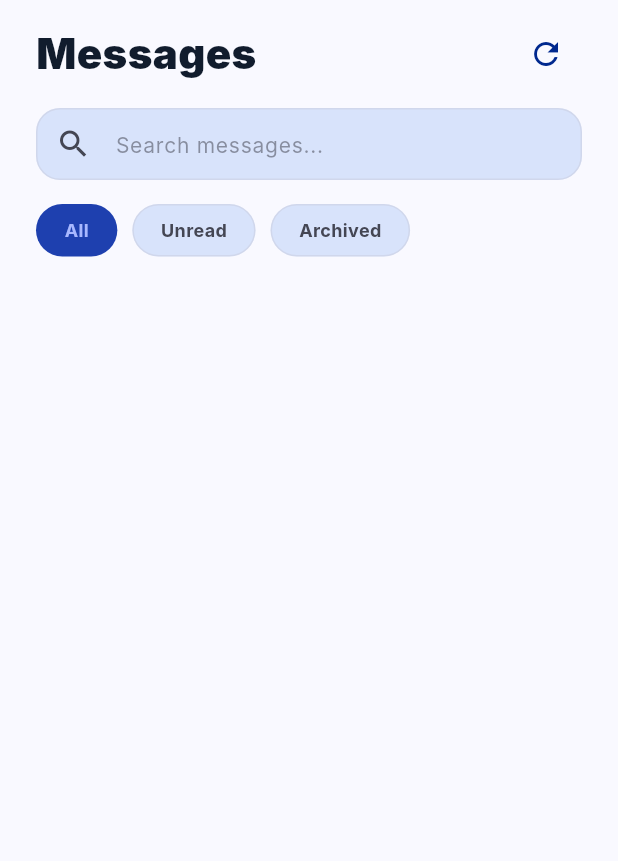
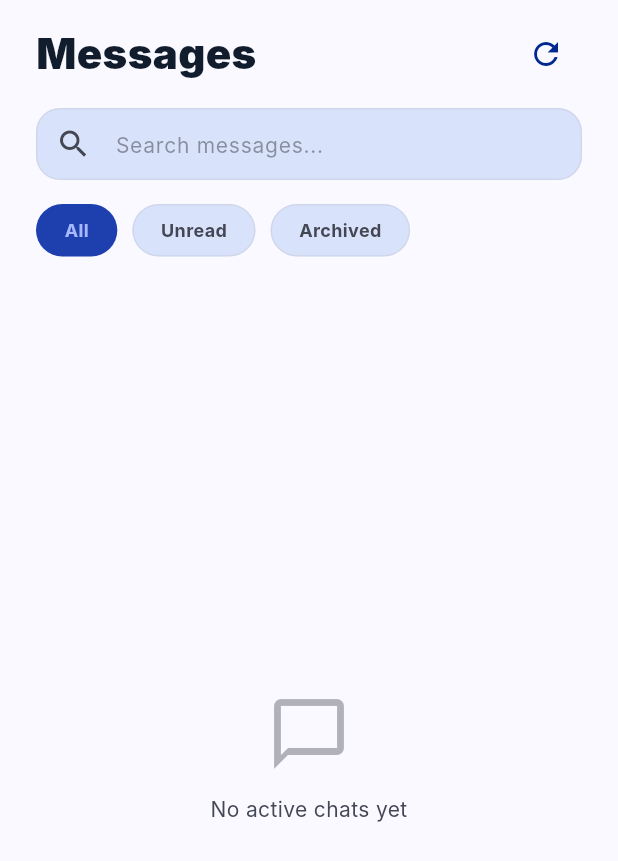
Before and after one commit to Bereket-dev/1market, a Flutter app: the MessagesScreen screen opened directly, on a phone screen of 412 x 824 dp. Shown: the top 861 px of the screen. Run offline on Flutter 3.47's test engine with Material 3 defaults, Android fonts, the phone set to English and light mode, and no system bars; our stand-ins replace cached_network_image, connectivity_plus, file_picker, flutter_cache_manager, flutter_dotenv, google_generative_ai and 6 more; accounts and stored records are empty; Roboto replaces fonts that are missing (Inter).

Commit message:
feat: add messages filtering and no result message

```diff
--- a/lib/features/chat/presentation/screens/messages_screen.dart
+++ b/lib/features/chat/presentation/screens/messages_screen.dart
@@ -1,31 +1,83 @@
 import 'package:cached_network_image/cached_network_image.dart';
 import 'package:flutter/material.dart';
 import '../../../../core/router/routes.dart';
+import '../../../../shared/models/chat.dart';
 import '../../../../shared/services/app_state.dart';
 import '../../../../shared/widgets/cached_image_widget.dart';
 
-class MessagesScreen extends StatelessWidget {
+enum _Filter { all, unread, archived }
+
+class MessagesScreen extends StatefulWidget {
   const MessagesScreen({super.key});
+
+  @override
+  State<MessagesScreen> createState() => _MessagesScreenState();
+}
+
+class _MessagesScreenState extends State<MessagesScreen> {
+  final TextEditingController _searchController = TextEditingController();
+  String _searchQuery = '';
+  _Filter _activeFilter = _Filter.all;
+
+  @override
+  void dispose() {
+    _searchController.dispose();
+    super.dispose();
+  }
+
+  List<ChatSession> _filtered(List<ChatSession> sessions) {
+    var result = sessions;
+
+    // Apply filter chip
+    switch (_activeFilter) {
+      case _Filter.unread:
+        result = result.where((s) => s.unreadCount > 0).toList();
+      case _Filter.archived:
+        // No archive flag on ChatSession yet — show empty with a hint.
+        result = [];
+      case _Filter.all:
+        break;
+    }
+
+    // Apply search query
+    if (_searchQuery.isNotEmpty) {
+      final q = _searchQuery.toLowerCase();
+      result = result.where((s) {
+        return s.partnerName.toLowerCase().contains(q) ||
+            s.listingTitle.toLowerCase().contains(q) ||
+            (s.messages.lastOrNull?.text.toLowerCase().contains(q) ??
+                false);
+      }).toList();
+    }
+
+    return result;
+  }
 
   @override
   Widget build(BuildContext context) {
     final state = KoolanAppStateScope.of(context);
     final cs = Theme.of(context).colorScheme;
-    final sessions = state.chatSessions;
+    final filtered = _filtered(state.chatSessions);
 
     return Scaffold(
-      body: Column(crossAxisAlignment: CrossAxisAlignment.start, children: [
-        // ── Header ──────────────────────────────────────────────────────────
+      body: Column(
+        crossAxisAlignment: CrossAxisAlignment.start,
+        children: [
+          // ── Header ────────────────────────────────────────────────────
           Padding(
-          padding: const EdgeInsets.symmetric(horizontal: 24, vertical: 12),
+            padding:
+                const EdgeInsets.symmetric(horizontal: 24, vertical: 12),
             child: Row(
               mainAxisAlignment: MainAxisAlignment.spaceBetween,
               children: [
-              Text(state.s.messagesTitle,
+                Text(
+                  state.s.messagesTitle,
                   style: TextStyle(
                     fontSize: 28,
                     fontWeight: FontWeight.w900,
-                      color: cs.onSurface)),
+                    color: cs.onSurface,
+                  ),
+                ),
                 IconButton(
                   icon: Icon(Icons.refresh, color: cs.primary),
                   onPressed: () => ScaffoldMessenger.of(context)
@@ -36,7 +88,7 @@ class MessagesScreen extends StatelessWidget {
             ),
           ),
 
-        // ── Search bar ───────────────────────────────────────────────────────
+          // ── Search bar ─────────────────────────────────────────────────
           Padding(
             padding: const EdgeInsets.symmetric(horizontal: 24),
             child: Container(
@@ -48,6 +100,8 @@ class MessagesScreen extends StatelessWidget {
                     color: cs.outlineVariant.withValues(alpha: 0.4)),
               ),
               child: TextField(
+                controller: _searchController,
+                onChanged: (v) => setState(() => _searchQuery = v),
                 style: TextStyle(fontSize: 14, color: cs.onSurface),
                 decoration: InputDecoration(
                   hintText: state.s.messagesSearchHint,
@@ -55,6 +109,16 @@ class MessagesScreen extends StatelessWidget {
                       color: cs.onSurfaceVariant.withValues(alpha: 0.55)),
                   prefixIcon:
                       Icon(Icons.search, color: cs.onSurfaceVariant),
+                  suffixIcon: _searchQuery.isNotEmpty
+                      ? IconButton(
+                          icon:
+                              Icon(Icons.clear, color: cs.onSurfaceVariant),
+                          onPressed: () {
+                            _searchController.clear();
+                            setState(() => _searchQuery = '');
+                          },
+                        )
+                      : null,
                   border: InputBorder.none,
                   contentPadding:
                       const EdgeInsets.symmetric(vertical: 12),
@@ -64,111 +128,176 @@ class MessagesScreen extends StatelessWidget {
           ),
           const SizedBox(height: 16),
 
-        // ── Quick filter chips ────────────────────────────────────────────
+          // ── Quick filter chips ─────────────────────────────────────────
           Padding(
             padding: const EdgeInsets.symmetric(horizontal: 24),
-          child: Row(children: [
-            _FilterChip(label: state.s.messagesFilterAll, isSelected: true),
+            child: Row(
+              children: [
+                _FilterChip(
+                  label: state.s.messagesFilterAll,
+                  isSelected: _activeFilter == _Filter.all,
+                  onTap: () =>
+                      setState(() => _activeFilter = _Filter.all),
+                ),
                 const SizedBox(width: 10),
-            _FilterChip(label: state.s.messagesFilterUnread, isSelected: false),
+                _FilterChip(
+                  label: state.s.messagesFilterUnread,
+                  isSelected: _activeFilter == _Filter.unread,
+                  onTap: () =>
+                      setState(() => _activeFilter = _Filter.unread),
+                ),
                 const SizedBox(width: 10),
-            _FilterChip(label: state.s.messagesFilterArchived, isSelected: false),
-          ]),
+                _FilterChip(
+                  label: state.s.messagesFilterArchived,
+                  isSelected: _activeFilter == _Filter.archived,
+                  onTap: () =>
+                      setState(() => _activeFilter = _Filter.archived),
+                ),
+              ],
+            ),
           ),
           const SizedBox(height: 16),
 
-        // ── Chat list ────────────────────────────────────────────────────
+          // ── Chat list ──────────────────────────────────────────────────
           Expanded(
-          child: ListView.separated(
-            padding: const EdgeInsets.symmetric(horizontal: 24, vertical: 8),
-            itemCount: sessions.length,
-            separatorBuilder: (_, __) => const SizedBox(height: 16),
+            child: filtered.isEmpty
+                ? Center(
+                    child: Column(
+                      mainAxisSize: MainAxisSize.min,
+                      children: [
+                        Icon(
+                          Icons.chat_bubble_outline,
+                          size: 56,
+                          color: cs.onSurfaceVariant.withValues(alpha: 0.4),
+                        ),
+                        const SizedBox(height: 12),
+                        Text(
+                          _searchQuery.isNotEmpty ||
+                                  _activeFilter != _Filter.all
+                              ? state.s.messagesNoResults
+                              : state.s.messagesEmpty,
+                          style:
+                              TextStyle(color: cs.onSurfaceVariant),
+                          textAlign: TextAlign.center,
+                        ),
+                      ],
+                    ),
+                  )
+                : ListView.separated(
+                    padding: const EdgeInsets.symmetric(
+                        horizontal: 24, vertical: 8),
+                    itemCount: filtered.length,
+                    separatorBuilder: (context2, idx) =>
+                        const SizedBox(height: 16),
                     itemBuilder: (context, index) {
-              final session = sessions[index];
+                      final session = filtered[index];
+                      // Find the real index in the full session list for
+                      // navigation (ActiveChatScreen uses an index).
+                      final realIndex = state.chatSessions
+                          .indexWhere((s) => s.id == session.id);
+                      return _SessionCard(
+                        session: session,
+                        onTap: () => state.pushScreen(
+                          ActiveChatScreenRoute(
+                            realIndex != -1 ? realIndex : index,
+                          ),
+                        ),
+                      );
+                    },
+                  ),
+          ),
+        ],
+      ),
+    );
+  }
+}
+
+// ── Session card ──────────────────────────────────────────────────────────────
+
+class _SessionCard extends StatelessWidget {
+  final ChatSession session;
+  final VoidCallback onTap;
+
+  const _SessionCard({required this.session, required this.onTap});
+
+  @override
+  Widget build(BuildContext context) {
+    final cs = Theme.of(context).colorScheme;
+    final state = KoolanAppStateScope.of(context);
     final lastMsg = session.messages.lastOrNull;
-              final isOnline = index % 2 == 0;
 
     return Card(
       elevation: 0,
       color: cs.surfaceContainerHighest,
       shape: RoundedRectangleBorder(
         borderRadius: BorderRadius.circular(20),
-                  side: BorderSide(
-                      color: cs.outlineVariant.withValues(alpha: 0.3)),
+        side:
+            BorderSide(color: cs.outlineVariant.withValues(alpha: 0.3)),
       ),
       child: InkWell(
-                  onTap: () =>
-                      state.pushScreen(ActiveChatScreenRoute(index)),
+        onTap: onTap,
         borderRadius: BorderRadius.circular(20),
         child: Padding(
           padding: const EdgeInsets.all(16),
-                    child: Row(children: [
-                      Stack(children: [
+          child: Row(
+            children: [
+              // Avatar
               CachedNetworkImage(
                 imageUrl: session.partnerAvatar.isEmpty
                     ? 'https://images.unsplash.com/photo-1534528741775-53994a69daeb?auto=format&fit=crop&w=150&q=80'
                     : session.partnerAvatar,
                 cacheManager: KoolanImageCacheManager.instance,
-                          imageBuilder: (_, provider) => CircleAvatar(
+                imageBuilder: (ctx, provider) => CircleAvatar(
                   radius: 27,
                   backgroundImage: provider,
                 ),
-                          placeholder: (_, __) => const CircleAvatar(
+                placeholder: (ctx, url) => const CircleAvatar(
                   radius: 27,
                   backgroundColor: Colors.grey,
                 ),
-                          errorWidget: (_, __, ___) => const CircleAvatar(
+                errorWidget: (ctx, url, err) => const CircleAvatar(
                   radius: 27,
                   child: Icon(Icons.person),
                 ),
               ),
-                        if (isOnline)
-                          Positioned(
-                            bottom: 0,
-                            right: 0,
-                            child: Container(
-                              width: 14,
-                              height: 14,
-                              decoration: BoxDecoration(
-                                // use tertiary (green in dark, verified green in light)
-                                color: cs.tertiary,
-                                shape: BoxShape.circle,
-                                border: Border.all(
-                                    color: cs.surfaceContainerHighest,
-                                    width: 2),
-                              ),
-                            ),
-                          ),
-                      ]),
               const SizedBox(width: 16),
+              // Content
               Expanded(
                 child: Column(
                   crossAxisAlignment: CrossAxisAlignment.start,
                   children: [
                     Row(
-                                mainAxisAlignment:
-                                    MainAxisAlignment.spaceBetween,
+                      mainAxisAlignment: MainAxisAlignment.spaceBetween,
                       children: [
-                                  Text(session.partnerName,
+                        Text(
+                          session.partnerName,
                           style: TextStyle(
                             fontWeight: FontWeight.bold,
                             fontSize: 16,
-                                          color: cs.onSurface)),
-                                  Text(lastMsg?.timestamp ?? state.s.messagesJustNow,
+                            color: cs.onSurface,
+                          ),
+                        ),
+                        Text(
+                          lastMsg?.timestamp ?? state.s.messagesJustNow,
                           style: TextStyle(
                             fontSize: 11,
                             color: cs.onSurfaceVariant
-                                              .withValues(alpha: 0.6))),
+                                .withValues(alpha: 0.6),
+                          ),
+                        ),
                       ],
                     ),
                     const SizedBox(height: 2),
-                              Text(session.listingTitle,
+                    Text(
+                      session.listingTitle,
                       style: TextStyle(
                         fontSize: 12,
                         fontWeight: FontWeight.bold,
-                                      color: cs.primary),
+                        color: cs.primary,
+                      ),
                       maxLines: 1,
-                                  overflow: TextOverflow.ellipsis),
+                      overflow: TextOverflow.ellipsis,
+                    ),
                     const SizedBox(height: 4),
                     Text(
                       lastMsg?.text ?? state.s.messagesNoMessages,
@@ -179,61 +308,81 @@ class MessagesScreen extends StatelessWidget {
                             : cs.onSurfaceVariant,
                         fontWeight: session.unreadCount > 0
                             ? FontWeight.bold
-                                        : FontWeight.normal),
+                            : FontWeight.normal,
+                      ),
                       maxLines: 1,
                       overflow: TextOverflow.ellipsis,
                     ),
-                            ]),
+                  ],
                 ),
+              ),
+              // Unread badge
               if (session.unreadCount > 0) ...[
                 const SizedBox(width: 8),
                 CircleAvatar(
                   radius: 12,
                   backgroundColor: cs.primary,
-                          child: Text(session.unreadCount.toString(),
+                  child: Text(
+                    session.unreadCount.toString(),
                     style: TextStyle(
                       color: cs.onPrimary,
                       fontSize: 10,
-                                  fontWeight: FontWeight.bold)),
+                      fontWeight: FontWeight.bold,
+                    ),
+                  ),
                 ),
               ],
-                    ]),
+            ],
           ),
         ),
-              );
-            },
       ),
-        ),
-      ]),
     );
   }
 }
 
+// ── Filter chip ───────────────────────────────────────────────────────────────
+
 class _FilterChip extends StatelessWidget {
   final String label;
   final bool isSelected;
-  const _FilterChip({required this.label, required this.isSelected});
+  final VoidCallback onTap;
+
+  const _FilterChip({
+    required this.label,
+    required this.isSelected,
+    required this.onTap,
+  });
 
   @override
   Widget build(BuildContext context) {
     final cs = Theme.of(context).colorScheme;
-    return Container(
-      padding: const EdgeInsets.symmetric(horizontal: 18, vertical: 8),
+    return GestureDetector(
+      onTap: onTap,
+      child: Container(
+        padding:
+            const EdgeInsets.symmetric(horizontal: 18, vertical: 8),
         decoration: BoxDecoration(
-        color: isSelected ? cs.primaryContainer : cs.surfaceContainerHighest,
+          color: isSelected
+              ? cs.primaryContainer
+              : cs.surfaceContainerHighest,
           borderRadius: BorderRadius.circular(24),
           border: Border.all(
             color: isSelected
                 ? Colors.transparent
-                : cs.outlineVariant.withValues(alpha: 0.4)),
+                : cs.outlineVariant.withValues(alpha: 0.4),
           ),
-      child: Text(label,
+        ),
+        child: Text(
+          label,
           style: TextStyle(
             fontSize: 12,
             fontWeight: FontWeight.bold,
             color: isSelected
                 ? cs.onPrimaryContainer
-                  : cs.onSurfaceVariant)),
+                : cs.onSurfaceVariant,
+          ),
+        ),
+      ),
     );
   }
 }
--- a/lib/shared/models/app_strings.dart
+++ b/lib/shared/models/app_strings.dart
@@ -248,6 +248,11 @@ class AppStrings {
     'No active chats yet',
     'ምንም ንቁ ቻት የለም',
     'Ma jiraan sheekooyin firfircoon',
+  );
+  String get messagesNoResults => _t(
+    'No chats match your search',
+    'ምንም ተዛማጅ ቻት የለም',
+    'Sheeko la midnaysan ma jirto',
   );
 
   // ── Active Chat Screen ──────────────────────────────────────────────────────
```
Lines whose indentation alone changed are shown as unchanged.
